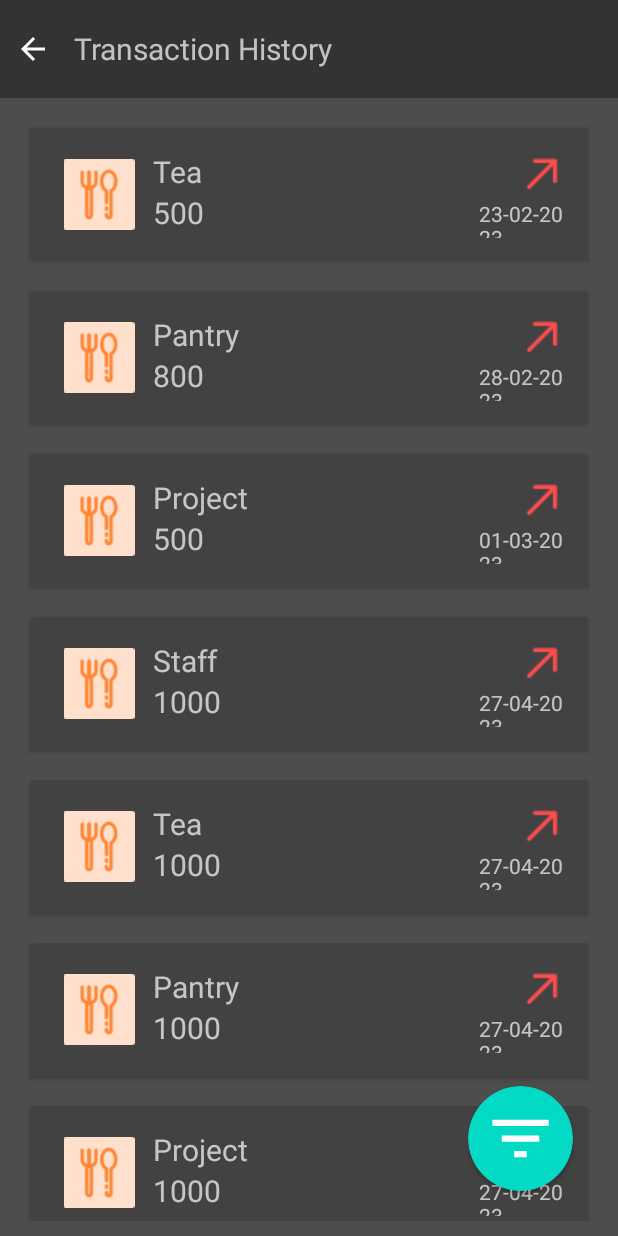
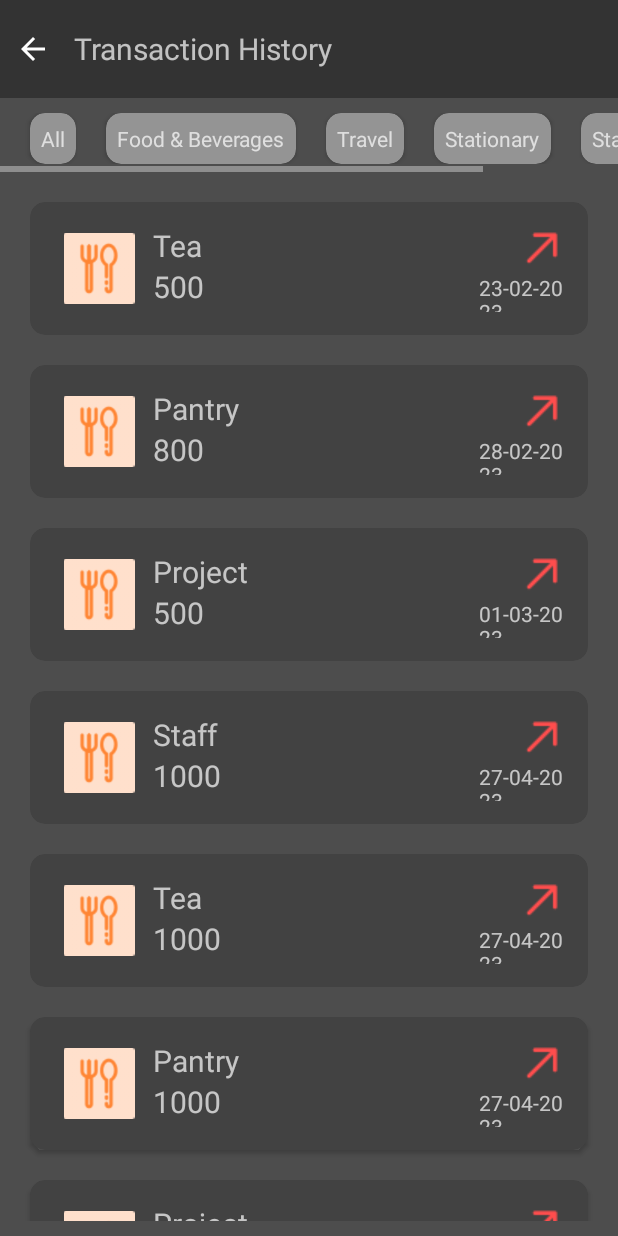
Before and after one commit to TrackME-PM/TrackMe, an Android app: the Activity_Transaction screen opened directly, with no data from a screen before it, on a phone screen of 412 x 824 dp. Run offline under Robolectric (Android 15) with nearby library versions, the phone set to English and light mode, and no system bars.

Commit message:
[Filter Functionality] Testing Card Filter

```diff
--- a/app/src/main/java/com/example/trackme/Activity_Transaction.java
+++ b/app/src/main/java/com/example/trackme/Activity_Transaction.java
@@ -1,9 +1,11 @@
 package com.example.trackme;
 
 import androidx.appcompat.app.AppCompatActivity;
+import androidx.cardview.widget.CardView;
 import androidx.recyclerview.widget.LinearLayoutManager;
 import androidx.recyclerview.widget.RecyclerView;
 
+import android.annotation.SuppressLint;
 import android.app.Dialog;
 import android.content.Intent;
 import android.os.Bundle;
@@ -12,7 +14,10 @@ import com.example.trackme.adapter.CardAdapter;
 import com.example.trackme.databinding.ActivityTransactionBinding;
 
 import android.view.View;
+import android.widget.AdapterView;
 import android.widget.ArrayAdapter;
+import android.widget.ImageView;
+import android.widget.ListView;
 import android.widget.Spinner;
 import android.widget.TextView;
 
@@ -23,19 +28,29 @@ public class Activity_Transaction extends AppCompatActivity {
 
     TextView catName;
 
+    public static String Description = "CardDescription";
+    public static String Amount = "CardAmount";
 
-    Spinner spinner;
+    TextView cardDesc, cardAmt, cardDate;
+    private String desc;
+    private int amt;
+
+    cards card;
+    ListView listView;
+    CardView catAll, catFood, catTravel,catStat, catStaff, catOther;
     CardAdapter cardAdapter;
-    List<cards> cardsList;
+    List<cards> cardsList, tempList;
     RecyclerView recyclerView;
 
     ArrayAdapter<CharSequence> adapterItems;
     ActivityTransactionBinding activityTransactionBinding;
     @Override
     protected void onCreate(Bundle savedInstanceState) {
+        tempList = new ArrayList<>();
         super.onCreate(savedInstanceState);
         activityTransactionBinding = ActivityTransactionBinding.inflate(getLayoutInflater());
         setContentView(activityTransactionBinding.getRoot());
+
 
         activityTransactionBinding.backBtn.setOnClickListener(new View.OnClickListener() {
             @Override
@@ -45,30 +60,134 @@ public class Activity_Transaction extends AppCompatActivity {
             }
         });
 
-        activityTransactionBinding.filterCard.setOnClickListener(new View.OnClickListener() {
+        catAll = findViewById(R.id.catAll);
+        catStat = findViewById(R.id.catStat);
+        catTravel = findViewById(R.id.catTravel);
+        catStaff = findViewById(R.id.catStaff);
+        catFood = findViewById(R.id.catFood);
+        catOther = findViewById(R.id.catOther);
+
+        activityTransactionBinding.catFood.setOnClickListener(new View.OnClickListener() {
             @Override
             public void onClick(View view) {
-                Dialog dialog = new Dialog(Activity_Transaction.this);
-                dialog.setContentView(R.layout.popup_item);
+                catFood.setBackgroundResource(R.drawable.category_card_border);
+                tempList.clear();
+                for(cards card: cardsList){
+                    if(card.getCatId() == 1){
+                        tempList.add(card);
+                    }
+                }
+                recyclerView = findViewById(R.id.itemsRecycler);
+                cardAdapter = new CardAdapter(Activity_Transaction.this, tempList);
+                recyclerView.setAdapter(cardAdapter);
+                recyclerView.setLayoutManager(new LinearLayoutManager(Activity_Transaction.this));
+            }
+        });
+        activityTransactionBinding.catTravel.setOnClickListener(new View.OnClickListener() {
+            @Override
+            public void onClick(View view) {
+                catTravel.setBackgroundResource(R.drawable.category_card_border);
+                tempList.clear();
+                for(cards card: cardsList){
+                    if(card.getCatId() == 2){
+                        tempList.add(card);
+                    }
+                }
+                recyclerView = findViewById(R.id.itemsRecycler);
+                cardAdapter = new CardAdapter(Activity_Transaction.this, tempList);
+                recyclerView.setAdapter(cardAdapter);
+                recyclerView.setLayoutManager(new LinearLayoutManager(Activity_Transaction.this));
+            }
+        });
 
-                catName = dialog.findViewById(R.id.categoryView);
-                dialog.show();
+        activityTransactionBinding.catStat.setOnClickListener(new View.OnClickListener() {
+            @Override
+            public void onClick(View view) {
+                catStat.setBackgroundResource(R.drawable.category_card_border);
+                tempList.clear();
+                for(cards card: cardsList){
+                    if(card.getCatId() == 3){
+                        tempList.add(card);
+                    }
+                }
+                recyclerView = findViewById(R.id.itemsRecycler);
+                cardAdapter = new CardAdapter(Activity_Transaction.this, tempList);
+                recyclerView.setAdapter(cardAdapter);
+                recyclerView.setLayoutManager(new LinearLayoutManager(Activity_Transaction.this));
+            }
+        });
 
+        activityTransactionBinding.catStaff.setOnClickListener(new View.OnClickListener() {
+            @Override
+            public void onClick(View view) {
+                catStaff.setBackgroundResource(R.drawable.category_card_border);
+                tempList.clear();
+                for(cards card: cardsList){
+                    if(card.getCatId() == 4){
+                        tempList.add(card);
+                    }
+                }
+                recyclerView = findViewById(R.id.itemsRecycler);
+                cardAdapter = new CardAdapter(Activity_Transaction.this, tempList);
+                recyclerView.setAdapter(cardAdapter);
+                recyclerView.setLayoutManager(new LinearLayoutManager(Activity_Transaction.this));
+            }
+        });
+
+        activityTransactionBinding.catOther.setOnClickListener(new View.OnClickListener() {
+            @Override
+            public void onClick(View view) {
+                catOther.setBackgroundResource(R.drawable.category_card_border);
+                tempList.clear();
+                for(cards card: cardsList){
+                    if(card.getCatId() == 5){
+                        tempList.add(card);
+                    }
+                }
+                recyclerView = findViewById(R.id.itemsRecycler);
+                cardAdapter = new CardAdapter(Activity_Transaction.this, tempList);
+                recyclerView.setAdapter(cardAdapter);
+                recyclerView.setLayoutManager(new LinearLayoutManager(Activity_Transaction.this));
+            }
+        });
+
+        activityTransactionBinding.catAll.setOnClickListener(new View.OnClickListener() {
+            @Override
+            public void onClick(View view) {
+                catAll.setBackgroundResource(R.drawable.category_card_border);
+
+                recyclerView = findViewById(R.id.itemsRecycler);
+                cardAdapter = new CardAdapter(Activity_Transaction.this, cardsList);
+                recyclerView.setAdapter(cardAdapter);
+                recyclerView.setLayoutManager(new LinearLayoutManager(Activity_Transaction.this));
             }
         });
 
 
 
+
+//        cardDesc = findViewById(R.id.description);
+//        cardAmt = findViewById(R.id.amount);
+//
+//        Intent i = getIntent();
+//        desc = i.getStringExtra(Description);
+//        amt = i.getIntExtra(Amount, 0);
+//
+//
+//        cardDesc.setText(desc);
+//        cardAmt.setText(amt);
+//        cardDate.setText("10-03-2023");
+
         cardsList = new ArrayList<>();
-        cards card1 = new cards("Tea",500,"23-02-2023", 1);
-        cards card2 = new cards("Pantry",800,"28-02-2023", 1);
+        cards card1 = new cards("Tea",500,"23-02-2023", 1,1);
+        cards card2 = new cards("Pantry",800,"28-02-2023", 1,1);
         cards card3 = new cards("Project",500,"01-03-2023", 0);
-        cards card4 = new cards("Staff",1000,"27-04-2023", 1);
-        cards card5 = new cards("Tea",1000,"27-04-2023", 1);
-        cards card6 = new cards("Pantry",1000,"27-04-2023", 1);
-        cards card7 = new cards("Project",1000,"27-04-2023", 1);
-        cards card8 = new cards("Staff",1000,"27-04-2023", 1);
-        cards card9 = new cards("Staff",1000,"27-04-2023", 1);
+        cards card4 = new cards("Staff",1000,"27-04-2023", 4, 1);
+        cards card5 = new cards("Tea",1000,"27-04-2023", 1,1);
+        cards card6 = new cards("Pantry",1000,"27-04-2023", 1,1);
+        cards card7 = new cards("Project",1000,"27-04-2023", 0);
+        cards card8 = new cards("Stationary",1000,"27-04-2023",3, 1);
+        cards card9 = new cards("Travel",1000,"27-04-2023",2, 1);
 
         cardsList.add(card1);
         cardsList.add(card2);
@@ -80,10 +199,30 @@ public class Activity_Transaction extends AppCompatActivity {
         cardsList.add(card8);
         cardsList.add(card9);
 
+
+//       for(cards card : cardsList) {
+//            ImageView img;
+//            img = findViewById(R.id.categoryIcon);
+//            int catId = card.getCatId();
+//            if(catId == 1){
+//                img.setImageResource(R.drawable.food_icon);
+//            }
+//            else if(catId == 2){
+//                img.setImageResource(R.drawable.travel_icon);
+//            }
+//            else if(catId == 3){
+//                img.setImageResource(R.drawable.stationary_icon);
+//            }
+//            else if(catId == 4){
+//                img.setImageResource(R.drawable.staff_icon);
+//            }
+//            else if(catId == 5){
+//                img.setImageResource(R.drawable.other_icon);
+//            }
+//        }
 //        Intent intent = getIntent();
-//        if(intent != null){
-//            cardsList = (List<cards>) getIntent().getSerializableExtra("TransactionList");
-//        }
+//        if(intent != null)
+//            cardsList = (List<cards>) intent.getSerializableExtra("TransactionList");
 
 
         recyclerView = findViewById(R.id.itemsRecycler);
--- a/app/src/main/java/com/example/trackme/cards.java
+++ b/app/src/main/java/com/example/trackme/cards.java
@@ -7,12 +7,27 @@ public class cards {
     private String date;
     private int expId, catId;
 
+    public int getCatId() {
+        return catId;
+    }
+
+    public void setCatId(int catId) {
+        this.catId = catId;
+    }
+
+    public cards(String description, int amount, String date, int catId, int expId) {
+        this.description = description;
+        this.amount = amount;
+        this.date = date;
+        this.expId = expId;
+        this.catId = catId;
+    }
+
     public cards(String description, int amount, String date, int expId) {
         this.description = description;
         this.amount = amount;
         this.date = date;
         this.expId = expId;
-//        this.catId = catId;
     }
 
     public cards() {
--- /dev/null
+++ b/app/src/main/res/drawable/category_card_border.xml
@@ -0,0 +1,6 @@
+<?xml version="1.0" encoding="utf-8"?>
+<shape xmlns:android="http://schemas.android.com/apk/res/android">
+    <stroke android:color="@color/dark_grey" android:width="2dp">
+    </stroke>
+    <corners android:radius="8dp" ></corners>
+</shape>
--- a/app/src/main/res/layout/activity_transaction.xml
+++ b/app/src/main/res/layout/activity_transaction.xml
@@ -40,6 +40,116 @@
         </TextView>
     </LinearLayout>
 
+    <HorizontalScrollView
+        android:orientation="horizontal"
+        android:layout_width="match_parent"
+        android:layout_height="wrap_content">
+
+        <LinearLayout
+            android:layout_marginTop="10dp"
+            android:layout_marginBottom="5dp"
+            android:layout_width="match_parent"
+            android:layout_height="wrap_content"
+            android:orientation="horizontal">
+
+            <androidx.cardview.widget.CardView
+                android:id="@+id/catAll"
+                android:backgroundTint="@color/light_grey"
+                app:cardCornerRadius="10dp"
+                android:layout_marginStart="20dp"
+                android:layout_marginEnd="20dp"
+                android:layout_width="wrap_content"
+                android:layout_height="wrap_content">
+
+                <TextView
+                    android:layout_width="match_parent"
+                    android:layout_height="match_parent"
+                    android:padding="7dp"
+                    android:text="All"
+                    android:textSize="14sp" />
+            </androidx.cardview.widget.CardView>
+
+            <androidx.cardview.widget.CardView
+                android:id="@+id/catFood"
+                android:backgroundTint="@color/light_grey"
+                app:cardCornerRadius="10dp"
+                android:layout_marginEnd="20dp"
+                android:layout_width="wrap_content"
+                android:layout_height="wrap_content">
+
+                <TextView
+                    android:layout_width="match_parent"
+                    android:layout_height="match_parent"
+                    android:padding="7dp"
+                    android:text="Food &amp; Beverages"
+                    android:textSize="14sp" />
+            </androidx.cardview.widget.CardView>
+
+
+            <androidx.cardview.widget.CardView
+                android:id="@+id/catTravel"
+                android:backgroundTint="@color/light_grey"
+                app:cardCornerRadius="10dp"
+                android:layout_marginEnd="20dp"
+                android:layout_width="wrap_content"
+                android:layout_height="wrap_content">
+                <TextView
+                    android:padding="7dp"
+                    android:text="Travel"
+                    android:textSize="14sp"
+                    android:layout_width="match_parent"
+                    android:layout_height="match_parent" />
+            </androidx.cardview.widget.CardView>
+
+            <androidx.cardview.widget.CardView
+                android:id="@+id/catStat"
+                android:backgroundTint="@color/light_grey"
+                app:cardCornerRadius="10dp"
+                android:layout_marginEnd="20dp"
+                android:layout_width="wrap_content"
+                android:layout_height="wrap_content">
+                <TextView
+                    android:padding="7dp"
+                    android:text="Stationary"
+                    android:textSize="14sp"
+                    android:layout_width="match_parent"
+                    android:layout_height="match_parent" />
+            </androidx.cardview.widget.CardView>
+
+            <androidx.cardview.widget.CardView
+                android:id="@+id/catStaff"
+                android:backgroundTint="@color/light_grey"
+                app:cardCornerRadius="10dp"
+                android:layout_marginEnd="20dp"
+                android:layout_width="wrap_content"
+                android:layout_height="wrap_content">
+                <TextView
+                    android:padding="7dp"
+                    android:text="Staff"
+                    android:textSize="14sp"
+                    android:layout_width="match_parent"
+                    android:layout_height="match_parent" />
+            </androidx.cardview.widget.CardView>
+
+            <androidx.cardview.widget.CardView
+                android:id="@+id/catOther"
+                android:backgroundTint="@color/light_grey"
+                app:cardCornerRadius="10dp"
+                android:layout_marginEnd="20dp"
+                android:layout_width="wrap_content"
+                android:layout_height="wrap_content">
+                <TextView
+                    android:padding="7dp"
+                    android:text="Others"
+                    android:textSize="14sp"
+                    android:layout_width="match_parent"
+                    android:layout_height="match_parent" />
+            </androidx.cardview.widget.CardView>
+
+        </LinearLayout>
+
+    </HorizontalScrollView>
+
     <androidx.recyclerview.widget.RecyclerView
         android:id="@+id/itemsRecycler"
         android:layout_margin="10dp"
@@ -51,25 +161,5 @@
 
     </LinearLayout>
 
-    <androidx.cardview.widget.CardView
-        android:id="@+id/filterCard"
-        android:backgroundTint="@color/teal_200"
-        android:layout_width="wrap_content"
-        android:layout_height="wrap_content"
-        app:cardCornerRadius="35dp"
-        android:layout_alignParentEnd="true"
-        android:layout_alignParentBottom="true"
-        android:layout_marginEnd="30dp"
-        android:layout_marginBottom="30dp">
 
-        <ImageView
-            android:layout_gravity="center_vertical"
-            android:padding="10dp"
-            android:src="@drawable/filter_icon"
-            android:layout_width="wrap_content"
-            android:layout_height="wrap_content">
-
-        </ImageView>
-
-    </androidx.cardview.widget.CardView>
 </RelativeLayout>
--- a/app/src/main/res/layout/row_item.xml
+++ b/app/src/main/res/layout/row_item.xml
@@ -1,7 +1,9 @@
 <?xml version="1.0" encoding="utf-8"?>
 <androidx.cardview.widget.CardView xmlns:android="http://schemas.android.com/apk/res/android"
+    xmlns:app="http://schemas.android.com/apk/res-auto"
     android:orientation="vertical"
     android:layout_margin="10dp"
+    app:cardCornerRadius="10dp"
     android:background="?attr/selectableItemBackground"
     android:layout_width="match_parent"
     android:layout_height="wrap_content">
```
Also changed, not shown: app/src/main/java/com/example/trackme/AddActivity.java (+14 -19 lines), app/src/main/res/layout/popup_item.xml (deleted, +0 -14 lines).
